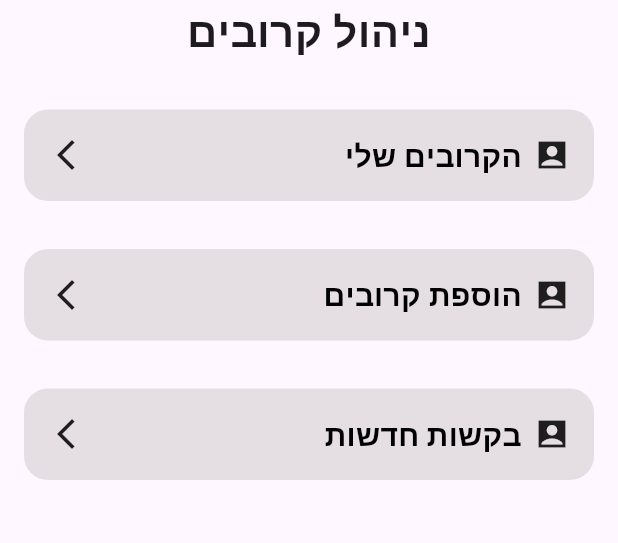
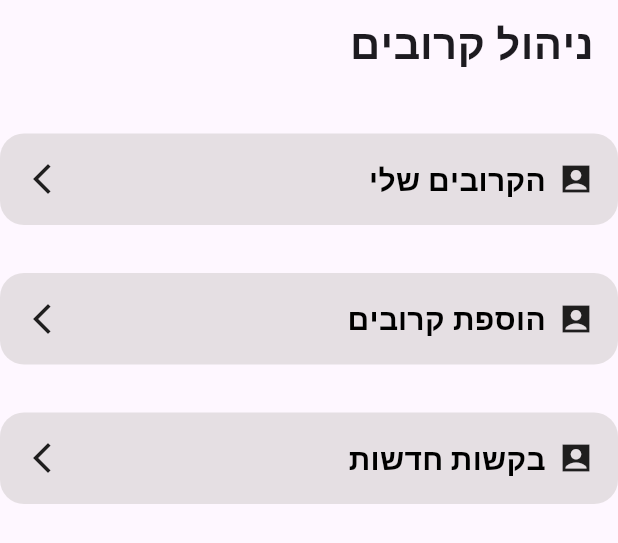
Before and after one commit to Guy-Michael/im_okay_client, a Flutter app: the KinManagementPage widget shown alone on an empty page, opened directly, on a phone screen of 412 x 824 dp. Shown: the top 543 px of the screen. Run offline on Flutter 3.47's test engine with Material 3 defaults, Android fonts, the phone set to English and light mode, and no system bars; our stand-ins replace equatable, firebase_auth, firebase_core, firebase_messaging, flutter_dotenv, fluttertoast and 5 more; missing offline and left inert: firebase_ui_auth, point_in_polygon; accounts and stored records are empty; network calls fail; Roboto replaces fonts that are missing (Inter).

Commit message:
add kin page title component

```diff
--- a/lib/pages/friend_requests_page.dart
+++ b/lib/pages/friend_requests_page.dart
@@ -6,6 +6,7 @@ import 'package:im_okay/Services/API%20Services/Friend%20Interaction%20Service/f
 import 'package:im_okay/Utils/stream_utils.dart';
 import 'package:im_okay/Widgets/list_tile.dart';
 import 'package:im_okay/Widgets/purple_button.dart';
+import 'package:im_okay/pages/kin/kin%20management/components/kin_page_title.dart';
 
 class FriendRequestsPage extends StatefulWidget {
   final IFriendInteractionsProvider friendInteractionProvider;
@@ -30,12 +31,9 @@ class FriendRequestsPageState extends State<FriendRequestsPage> {
     return Scaffold(
         body: Column(children: [
       Container(
-          margin: EdgeInsets.fromLTRB(16, 8, 16, 8),
-          child: Text(
-            FriendRequestConsts.title,
-            textAlign: TextAlign.start,
-            style: TextStyle(fontFamily: "Inter", fontSize: 28),
-          )),
+          child: KinPageTitle(
+        title: FriendRequestConsts.title,
+      )),
       StreamBuilder<List<AppUser>>(
           initialData: const [],
           stream: StreamUtils.initStream(
--- /dev/null
+++ b/lib/pages/kin/kin management/components/kin_page_title.dart
@@ -0,0 +1,28 @@
+import 'package:flutter/material.dart';
+
+class KinPageTitle extends StatefulWidget {
+  final String title;
+
+  const KinPageTitle({super.key, required this.title});
+
+  @override
+  State<StatefulWidget> createState() => KinPageTitleState();
+}
+
+class KinPageTitleState extends State<KinPageTitle> {
+  @override
+  Widget build(BuildContext context) {
+    return Container(
+        margin: EdgeInsets.fromLTRB(16, 8, 16, 8),
+        alignment: Alignment.centerRight,
+        child: Text(
+          widget.title,
+          textAlign: TextAlign.right,
+          textDirection: TextDirection.rtl,
+          style: TextStyle(
+            fontSize: 28,
+            fontWeight: FontWeight.bold,
+          ),
+        ));
+  }
+}
--- a/lib/pages/kin/kin management/kin_management_page.dart
+++ b/lib/pages/kin/kin management/kin_management_page.dart
@@ -1,7 +1,10 @@
 import 'package:flutter/material.dart';
 import 'package:im_okay/pages/kin/kin%20management/components/kin_management_button.dart';
+import 'package:im_okay/pages/kin/kin%20management/components/kin_page_title.dart';
 
 class KinManagementPage extends StatefulWidget {
+  const KinManagementPage({super.key});
+
   @override
   State<StatefulWidget> createState() => _KinManagementPageState();
 }
@@ -9,33 +12,30 @@ class KinManagementPage extends StatefulWidget {
 class _KinManagementPageState extends State<KinManagementPage> {
   @override
   Widget build(BuildContext context) {
-    return Container(
-        margin: EdgeInsets.fromLTRB(16, 0, 16, 0),
-        child: Column(spacing: 32, children: [
-          Text(
-            "ניהול קרובים",
-            textAlign: TextAlign.right,
-            textDirection: TextDirection.rtl,
-            style: TextStyle(
-              fontSize: 28,
-              fontWeight: FontWeight.bold,
-            ),
-          ),
+    return Column(spacing: 32, children: [
+      KinPageTitle(title: _KinManagementPageConsts.pageTitle),
       KinManagementButton(
         destination: "",
-            label: "הקרובים שלי",
+        label: _KinManagementPageConsts.myKinPageTitle,
         icon: Icons.account_box_sharp,
       ),
       KinManagementButton(
         destination: "",
-            label: "הוספת קרובים",
+        label: _KinManagementPageConsts.addKinPageTitle,
         icon: Icons.account_box_sharp,
       ),
       KinManagementButton(
         destination: "",
-            label: "בקשות חדשות",
+        label: _KinManagementPageConsts.newKinRequestsPageTitle,
         icon: Icons.account_box_sharp,
       ),
-        ]));
+    ]);
   }
 }
+
+class _KinManagementPageConsts {
+  static const String pageTitle = "ניהול קרובים";
+  static const String myKinPageTitle = "הקרובים שלי";
+  static const String addKinPageTitle = "הוספת קרובים";
+  static const String newKinRequestsPageTitle = "בקשות חדשות";
+}
```
Lines whose indentation alone changed are shown as unchanged.
